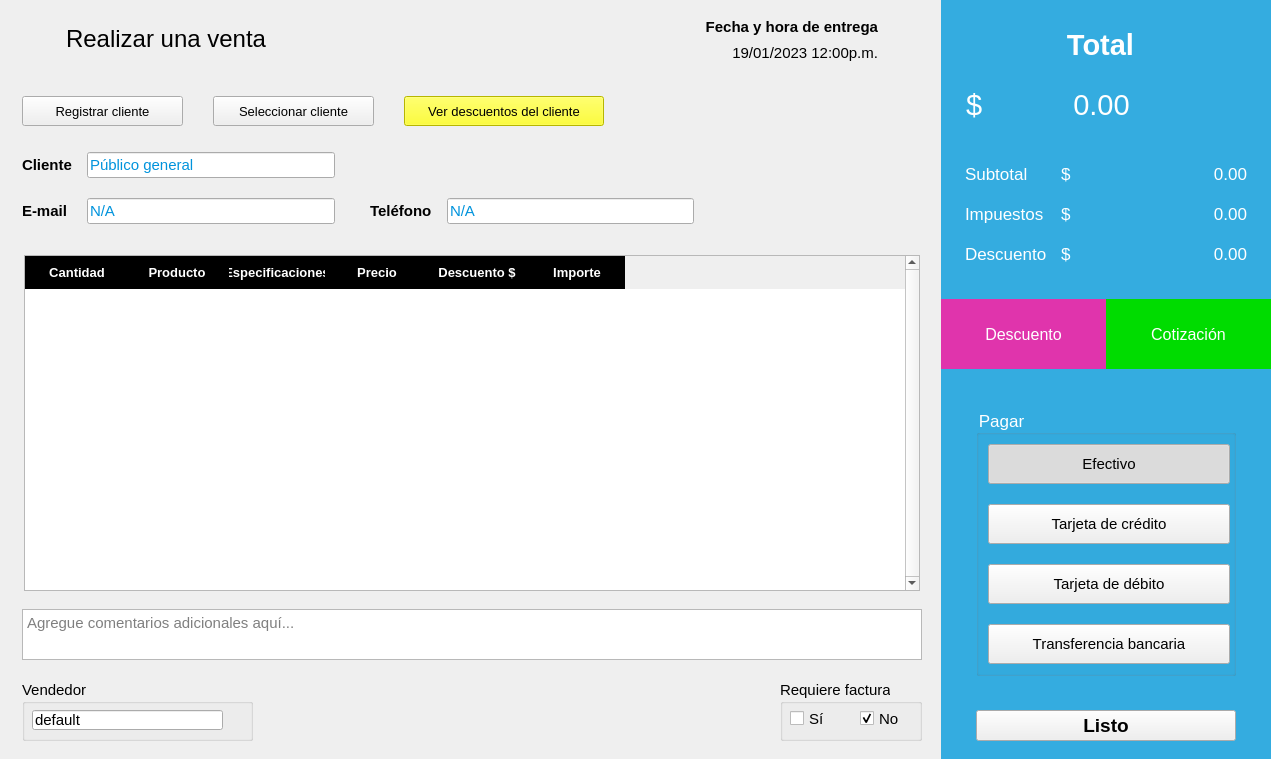
This is src/CrearVenta/Ui_CrearVenta.ui in ivanperez-7/printpos as Qt 5 draws it before an edit. The edited form follows.
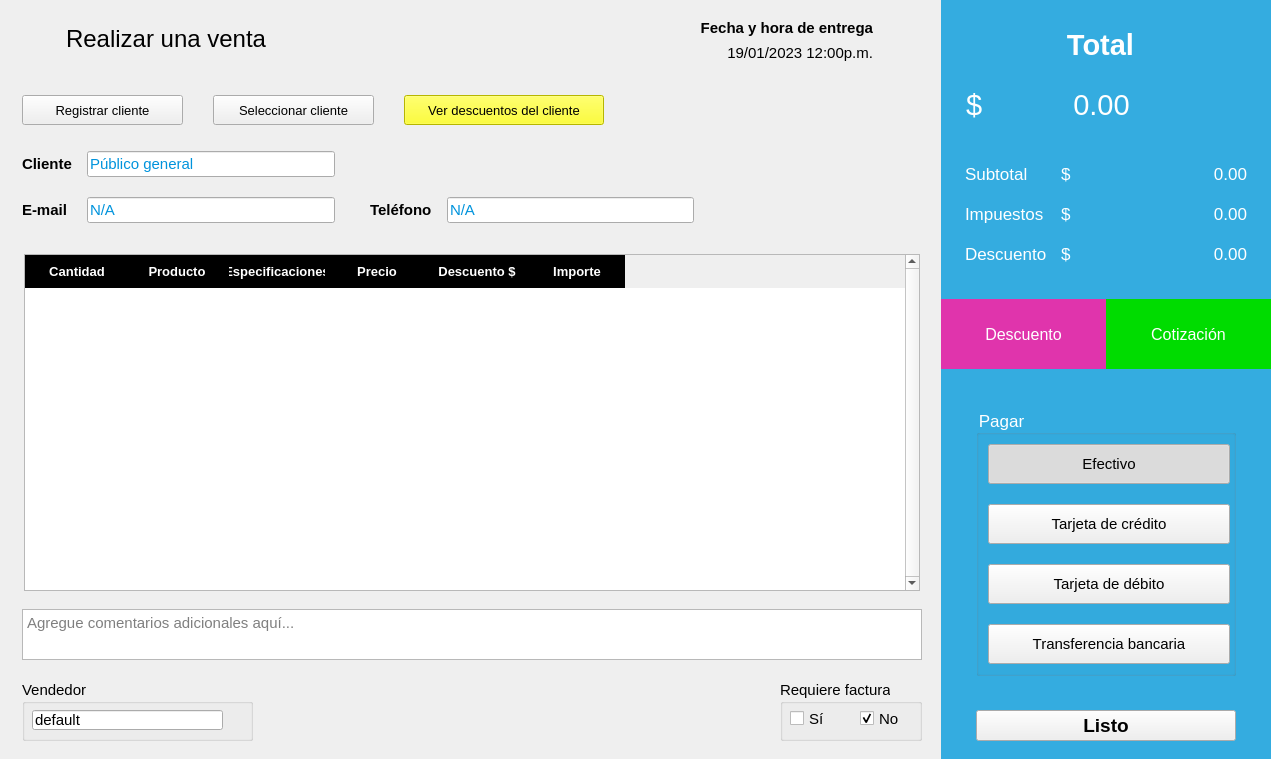
This is the edited form. Icons and pictures are not drawn.

Commit message: cambios módulo CrearVenta

The edit to the form file:
```diff
--- a/src/CrearVenta/Ui_CrearVenta.ui
+++ b/src/CrearVenta/Ui_CrearVenta.ui
@@ -159,32 +159,65 @@
             </property>
             <layout class="QGridLayout" name="gridLayout">
              <property name="horizontalSpacing">
-              <number>12</number>
+              <number>9</number>
              </property>
-             <item row="0" column="0">
-              <widget class="QLabel" name="label_5">
-               <property name="minimumSize">
+             <item row="0" column="0" rowspan="2">
+              <widget class="QPushButton" name="btDeshacer">
+               <property name="cursor">
+                <cursorShape>PointingHandCursor</cursorShape>
+               </property>
+               <property name="toolTip">
+                <string>Deshacer fecha de entrega</string>
+               </property>
+               <property name="styleSheet">
+                <string notr="true">QPushButton {
+        background-color: transparent;
+        border: none;
+        padding: 0px;
+    }
+    QPushButton:hover {
+        background-color: rgba(255, 255, 255, 0);
+    }
+    QPushButton:pressed {
+        background-color: rgba(255, 255, 255, 0);
+    }</string>
+               </property>
+               <property name="text">
+                <string notr="true"/>
+               </property>
+               <property name="icon">
+                <iconset resource="../../resources.qrc">
+                 <normaloff>:/img/resources/images/undo.png</normaloff>:/img/resources/images/undo.png</iconset>
+               </property>
+               <property name="iconSize">
                 <size>
-                 <width>181</width>
-                 <height>10</height>
+                 <width>20</width>
+                 <height>20</height>
                 </size>
                </property>
+               <property name="flat">
+                <bool>true</bool>
+               </property>
+              </widget>
+             </item>
+             <item row="1" column="1" alignment="Qt::AlignRight">
+              <widget class="QLabel" name="lbFecha">
                <property name="font">
                 <font>
                  <family>Segoe UI</family>
                  <pointsize>11</pointsize>
-                 <bold>true</bold>
+                 <bold>false</bold>
                 </font>
                </property>
                <property name="text">
-                <string notr="true">Fecha y hora de entrega</string>
+                <string notr="true">19/01/2023 12:00p.m.</string>
                </property>
                <property name="alignment">
                 <set>Qt::AlignRight|Qt::AlignTrailing|Qt::AlignVCenter</set>
                </property>
               </widget>
              </item>
-             <item row="0" column="1" rowspan="2">
+             <item row="0" column="3" rowspan="2">
               <widget class="QPushButton" name="btCalendario">
                <property name="cursor">
                 <cursorShape>PointingHandCursor</cursorShape>
@@ -220,29 +253,36 @@
                </property>
               </widget>
              </item>
-             <item row="1" column="0">
-              <widget class="QLabel" name="lbFecha">
-               <property name="minimumSize">
-                <size>
-                 <width>251</width>
-                 <height>21</height>
-                </size>
-               </property>
+             <item row="0" column="1" alignment="Qt::AlignRight">
+              <widget class="QLabel" name="label_5">
                <property name="font">
                 <font>
                  <family>Segoe UI</family>
                  <pointsize>11</pointsize>
-                 <bold>false</bold>
+                 <bold>true</bold>
                 </font>
                </property>
                <property name="text">
-                <string notr="true">19/01/2023 12:00p.m.</string>
+                <string notr="true">Fecha y hora de entrega</string>
                </property>
                <property name="alignment">
                 <set>Qt::AlignRight|Qt::AlignTrailing|Qt::AlignVCenter</set>
                </property>
               </widget>
              </item>
+             <item row="0" column="2">
+              <spacer name="horizontalSpacer_2">
+               <property name="orientation">
+                <enum>Qt::Horizontal</enum>
+               </property>
+               <property name="sizeHint" stdset="0">
+                <size>
+                 <width>8</width>
+                 <height>20</height>
+                </size>
+               </property>
+              </spacer>
+             </item>
             </layout>
            </widget>
           </item>
```
The commit also changes 6 other files.
